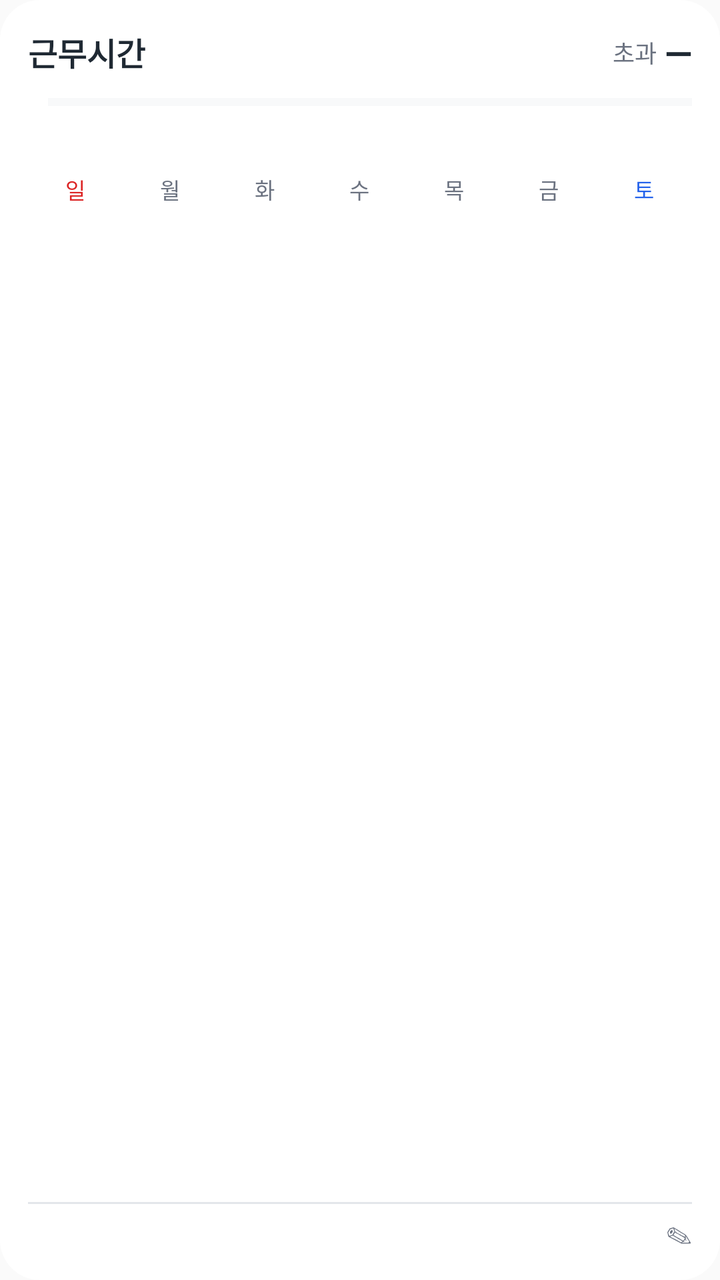
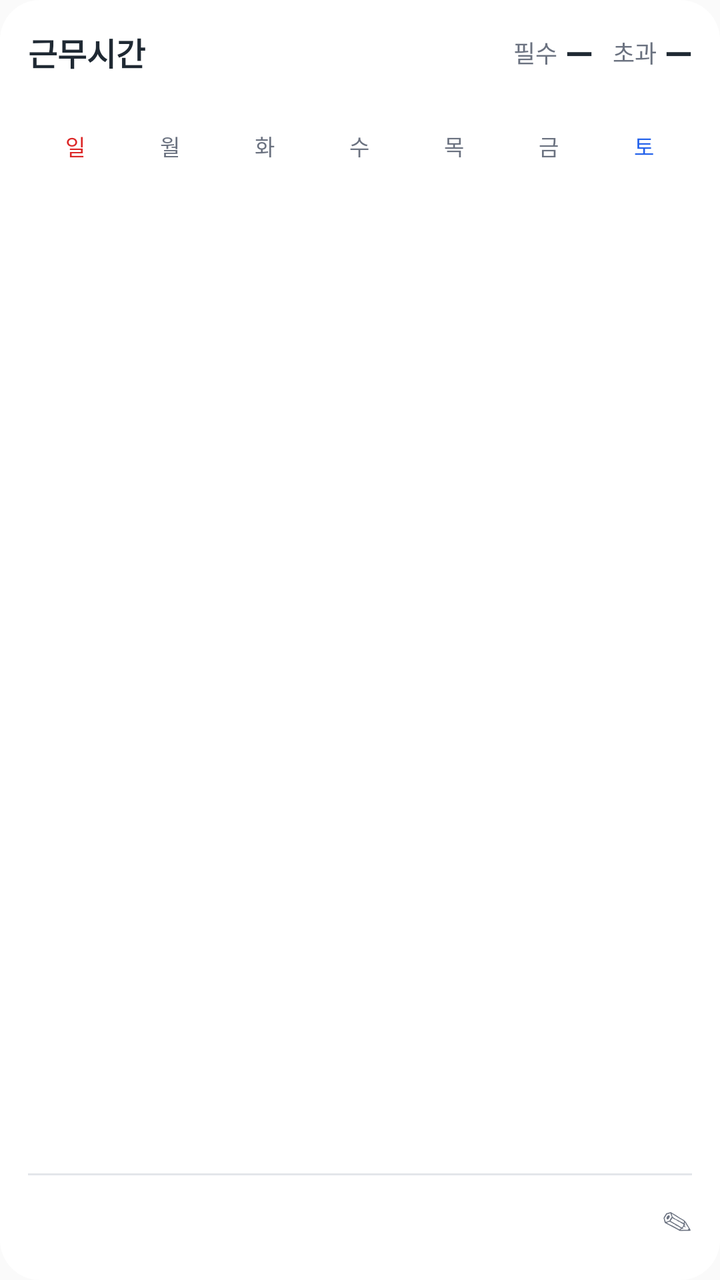

The first picture is an Android layout as it rendered before a commit; the second is the same layout after the commit. The layout source and the unified diff follow.
<!-- AndroidManifest.xml: application theme AppTheme -->
<!-- res/layout/widget_work.xml -->
<?xml version="1.0" encoding="utf-8"?>
<LinearLayout xmlns:android="http://schemas.android.com/apk/res/android"
    android:id="@+id/widget_root"
    android:layout_width="match_parent"
    android:layout_height="match_parent"
    android:background="@drawable/widget_bg"
    android:orientation="vertical"
    android:padding="14dp">

    
    <LinearLayout
        android:layout_width="match_parent"
        android:layout_height="wrap_content"
        android:gravity="center_vertical"
        android:orientation="horizontal">

        <TextView
            android:id="@+id/widget_title"
            android:layout_width="0dp"
            android:layout_height="wrap_content"
            android:layout_weight="1"
            android:text="@string/widget_label"
            android:textColor="@color/widget_text"
            android:textSize="16sp"
            android:textStyle="bold" />

        <TextView
            android:id="@+id/widget_overtime_label"
            android:layout_width="wrap_content"
            android:layout_height="wrap_content"
            android:layout_marginEnd="4dp"
            android:text="@string/widget_overtime"
            android:textColor="@color/widget_muted"
            android:textSize="12sp" />

        <TextView
            android:id="@+id/widget_overtime"
            android:layout_width="wrap_content"
            android:layout_height="wrap_content"
            android:text="@string/widget_dash"
            android:textColor="@color/widget_text"
            android:textSize="18sp"
            android:textStyle="bold" />
    </LinearLayout>

    <LinearLayout
        android:layout_width="match_parent"
        android:layout_height="wrap_content"
        android:layout_marginTop="4dp"
        android:gravity="center_vertical"
        android:orientation="horizontal">

        <TextView
            android:id="@+id/widget_filled"
            android:layout_width="wrap_content"
            android:layout_height="wrap_content"
            android:textColor="@color/widget_text"
            android:textSize="13sp" />

        <ProgressBar
            android:id="@+id/widget_bar"
            style="?android:attr/progressBarStyleHorizontal"
            android:layout_width="0dp"
            android:layout_height="6dp"
            android:layout_marginStart="10dp"
            android:layout_weight="1"
            android:max="100"
            android:progressBackgroundTint="@color/widget_line"
            android:progressTint="@color/widget_primary" />
    </LinearLayout>

    <TextView
        android:id="@+id/widget_average"
        android:layout_width="match_parent"
        android:layout_height="wrap_content"
        android:layout_marginTop="2dp"
        android:textColor="@color/widget_muted"
        android:textSize="12sp" />

    
    <LinearLayout
        android:layout_width="match_parent"
        android:layout_height="wrap_content"
        android:layout_marginTop="8dp"
        android:orientation="horizontal">

        <TextView android:id="@+id/widget_wd0" style="@style/WidgetWeekday" android:text="일" android:textColor="@color/widget_red" />
        <TextView android:id="@+id/widget_wd1" style="@style/WidgetWeekday" android:text="월" />
        <TextView android:id="@+id/widget_wd2" style="@style/WidgetWeekday" android:text="화" />
        <TextView android:id="@+id/widget_wd3" style="@style/WidgetWeekday" android:text="수" />
        <TextView android:id="@+id/widget_wd4" style="@style/WidgetWeekday" android:text="목" />
        <TextView android:id="@+id/widget_wd5" style="@style/WidgetWeekday" android:text="금" />
        <TextView android:id="@+id/widget_wd6" style="@style/WidgetWeekday" android:text="토" android:textColor="@color/widget_blue" />
    </LinearLayout>

    <LinearLayout
        android:id="@+id/widget_calendar"
        android:layout_width="match_parent"
        android:layout_height="0dp"
        android:layout_weight="1"
        android:orientation="vertical" />

    
    <FrameLayout
        android:layout_width="match_parent"
        android:layout_height="1dp"
        android:layout_marginTop="6dp"
        android:background="@color/widget_line" />

    <LinearLayout
        android:id="@+id/widget_detail"
        android:layout_width="match_parent"
        android:layout_height="wrap_content"
        android:gravity="center_vertical"
        android:orientation="horizontal"
        android:paddingTop="6dp">

        <TextView
            android:id="@+id/widget_detail_info"
            android:layout_width="0dp"
            android:layout_height="wrap_content"
            android:layout_weight="1"
            android:ellipsize="end"
            android:maxLines="1"
            android:textColor="@color/widget_text"
            android:textSize="13sp" />

        <TextView
            android:id="@+id/widget_detail_right"
            android:layout_width="wrap_content"
            android:layout_height="wrap_content"
            android:layout_marginStart="6dp"
            android:maxLines="1"
            android:textColor="@color/widget_text"
            android:textSize="13sp"
            android:textStyle="bold" />

        <TextView
            android:id="@+id/widget_detail_edit"
            android:layout_width="wrap_content"
            android:layout_height="wrap_content"
            android:layout_marginStart="6dp"
            android:text="@string/widget_edit"
            android:textColor="@color/widget_muted"
            android:textSize="13sp" />
    </LinearLayout>
</LinearLayout>
<!-- resources referenced by this layout -->
<resources>
  <color name="widget_blue">#2563EB</color>
  <color name="widget_line">#E3E6EA</color>
  <color name="widget_muted">#6B7280</color>
  <color name="widget_primary">#2563EB</color>
  <color name="widget_red">#DC2626</color>
  <color name="widget_text">#1F2933</color>
  <!-- drawable widget_bg (drawable) -->
  <?xml version="1.0" encoding="utf-8"?>
  <shape xmlns:android="http://schemas.android.com/apk/res/android" android:shape="rectangle">
      <solid android:color="@color/widget_bg" />
      <corners android:radius="20dp" />
  </shape>
  <string name="widget_dash">—</string>
  <string name="widget_edit">✎</string>
  <string name="widget_label">근무시간</string>
  <string name="widget_overtime">초과</string>
  <style name="WidgetWeekday">
          <item name="android:layout_width">0dp</item>
          <item name="android:layout_height">wrap_content</item>
          <item name="android:layout_weight">1</item>
          <item name="android:gravity">center</item>
          <item name="android:textColor">@color/widget_muted</item>
          <item name="android:textSize">11sp</item>
      </style>
  <style name="AppTheme" parent="Theme.AppCompat.Light.DarkActionBar">
          
          <item name="colorPrimary">@color/colorPrimary</item>
          <item name="colorPrimaryDark">@color/colorPrimaryDark</item>
          <item name="colorAccent">@color/colorAccent</item>
      </style>
  <color name="widget_bg">#FFFFFF</color>
</resources>

<!-- the commit's change to res/layout/widget_work.xml (unified diff, before → after) -->
@@ -19,9 +19,29 @@
             android:layout_width="0dp"
             android:layout_height="wrap_content"
             android:layout_weight="1"
+            android:maxLines="1"
             android:text="@string/widget_label"
             android:textColor="@color/widget_text"
             android:textSize="16sp"
+            android:textStyle="bold" />
+
+        <TextView
+            android:id="@+id/widget_required_label"
+            android:layout_width="wrap_content"
+            android:layout_height="wrap_content"
+            android:layout_marginEnd="4dp"
+            android:text="@string/widget_required"
+            android:textColor="@color/widget_muted"
+            android:textSize="12sp" />
+
+        <TextView
+            android:id="@+id/widget_required"
+            android:layout_width="wrap_content"
+            android:layout_height="wrap_content"
+            android:layout_marginEnd="10dp"
+            android:text="@string/widget_dash"
+            android:textColor="@color/widget_text"
+            android:textSize="18sp"
             android:textStyle="bold" />
 
         <TextView
@@ -41,32 +61,6 @@
             android:textColor="@color/widget_text"
             android:textSize="18sp"
             android:textStyle="bold" />
-    </LinearLayout>
-
-    <LinearLayout
-        android:layout_width="match_parent"
-        android:layout_height="wrap_content"
-        android:layout_marginTop="4dp"
-        android:gravity="center_vertical"
-        android:orientation="horizontal">
-
-        <TextView
-            android:id="@+id/widget_filled"
-            android:layout_width="wrap_content"
-            android:layout_height="wrap_content"
-            android:textColor="@color/widget_text"
-            android:textSize="13sp" />
-
-        <ProgressBar
-            android:id="@+id/widget_bar"
-            style="?android:attr/progressBarStyleHorizontal"
-            android:layout_width="0dp"
-            android:layout_height="6dp"
-            android:layout_marginStart="10dp"
-            android:layout_weight="1"
-            android:max="100"
-            android:progressBackgroundTint="@color/widget_line"
-            android:progressTint="@color/widget_primary" />
     </LinearLayout>
 
     <TextView
@@ -115,15 +109,32 @@
         android:orientation="horizontal"
         android:paddingTop="6dp">
 
-        <TextView
-            android:id="@+id/widget_detail_info"
+        
+        <LinearLayout
             android:layout_width="0dp"
             android:layout_height="wrap_content"
             android:layout_weight="1"
-            android:ellipsize="end"
-            android:maxLines="1"
-            android:textColor="@color/widget_text"
-            android:textSize="13sp" />
+            android:orientation="vertical">
+
+            <TextView
+                android:id="@+id/widget_detail_info"
+                android:layout_width="match_parent"
+                android:layout_height="wrap_content"
+                android:ellipsize="end"
+                android:maxLines="1"
+                android:textColor="@color/widget_text"
+                android:textSize="13sp" />
+
+            <TextView
+                android:id="@+id/widget_detail_sub"
+                android:layout_width="match_parent"
+                android:layout_height="wrap_content"
+                android:ellipsize="end"
+                android:lines="1"
+                android:maxLines="1"
+                android:textColor="@color/widget_muted"
+                android:textSize="11sp" />
+        </LinearLayout>
 
         <TextView
             android:id="@+id/widget_detail_right"
@@ -132,7 +143,7 @@
             android:layout_marginStart="6dp"
             android:maxLines="1"
             android:textColor="@color/widget_text"
-            android:textSize="13sp"
+            android:textSize="15sp"
             android:textStyle="bold" />
 
         <TextView
@@ -142,6 +153,6 @@
             android:layout_marginStart="6dp"
             android:text="@string/widget_edit"
             android:textColor="@color/widget_muted"
-            android:textSize="13sp" />
+            android:textSize="15sp" />
     </LinearLayout>
 </LinearLayout>
<!-- resource entries referenced after the edit -->
@@ -3,7 +3,6 @@
   <color name="widget_blue">#2563EB</color>
   <color name="widget_line">#E3E6EA</color>
   <color name="widget_muted">#6B7280</color>
-  <color name="widget_primary">#2563EB</color>
   <color name="widget_red">#DC2626</color>
   <color name="widget_text">#1F2933</color>
   <!-- drawable widget_bg (drawable) -->
@@ -16,6 +15,7 @@
   <string name="widget_edit">✎</string>
   <string name="widget_label">근무시간</string>
   <string name="widget_overtime">초과</string>
+  <string name="widget_required">필수</string>
   <style name="WidgetWeekday">
           <item name="android:layout_width">0dp</item>
           <item name="android:layout_height">wrap_content</item>
